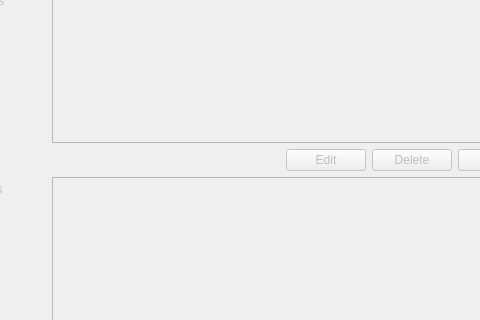
Old version of the form mainwindow.ui in the repository Greezael/sukaldu; both pictures show x 327 to 807 and y 220 to 540 of the 901 by 643 pixel window.
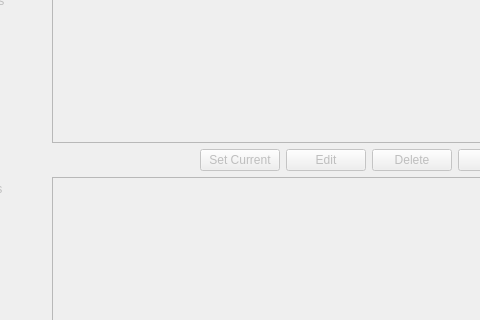
New version of the form.

Commit message: Product pricelist, set current price

What changed in the file:
```diff
--- a/mainwindow.ui
+++ b/mainwindow.ui
@@ -127,6 +127,13 @@
                   </property>
                  </spacer>
                 </item>
+                <item>
+                 <widget class="QPushButton" name="prod_setcurrentprice">
+                  <property name="text">
+                   <string>Set Current</string>
+                  </property>
+                 </widget>
+                </item>
                 <item>
                  <widget class="QPushButton" name="prod_editprice">
                   <property name="enabled">
```
Left out of the diff: 8 changed lines with no effect on the pictures. The commit also changes 2 other files.
